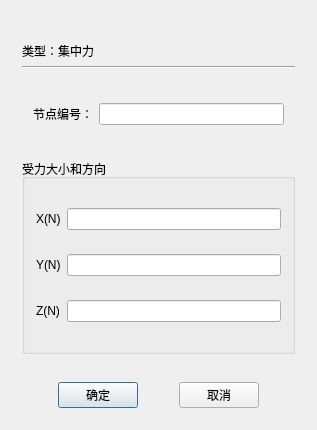
Shixuku/Tower-Visual, file TW/ConcentrateForce.ui: the form before one commit.
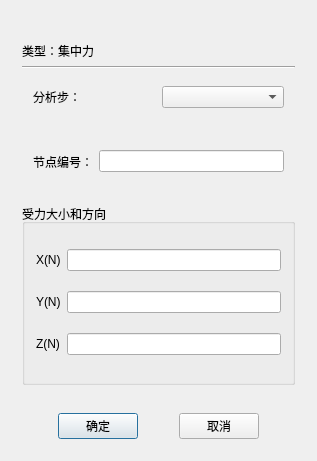
The form after the commit.

Commit message: 修改了约束，增加了分析步界面以及应用，现在生成实例之前必须给部件赋截面材料，给集中力和重力增加了分析步

Patch:
```diff
--- a/TW/ConcentrateForce.ui
+++ b/TW/ConcentrateForce.ui
@@ -7,7 +7,7 @@
     <x>0</x>
     <y>0</y>
     <width>317</width>
-    <height>430</height>
+    <height>461</height>
    </rect>
   </property>
   <property name="windowTitle">
@@ -16,7 +16,7 @@
   <layout class="QVBoxLayout" name="verticalLayout">
    <item>
     <widget class="QWidget" name="widget" native="true">
-     <layout class="QVBoxLayout" name="verticalLayout_2" stretch="0,0,2,2,5">
+     <layout class="QVBoxLayout" name="verticalLayout_2" stretch="0,0,1,1,2,5">
       <item>
        <widget class="QLabel" name="label_name">
         <property name="text">
@@ -38,6 +38,22 @@
         </property>
        </widget>
       </item>
+      <item>
+       <widget class="QWidget" name="widget_3" native="true">
+        <layout class="QHBoxLayout" name="horizontalLayout_2">
+         <item>
+          <widget class="QLabel" name="label_5">
+           <property name="text">
+            <string>分析步：</string>
+           </property>
+          </widget>
+         </item>
+         <item>
+          <widget class="QComboBox" name="comboBox"/>
+         </item>
+        </layout>
+       </widget>
+      </item>
       <item>
        <widget class="QWidget" name="widget_2" native="true">
         <property name="maximumSize">
```
The commit also changes 20 other files.
